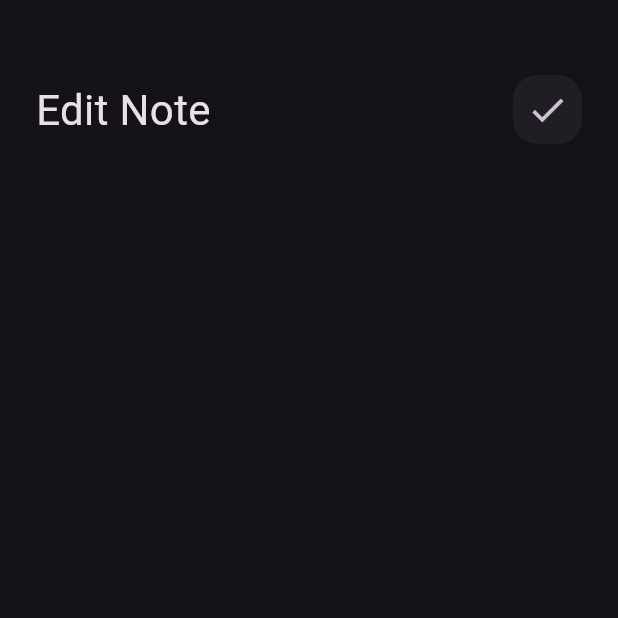
After one commit to Kirolos2004/Notes_app, a Flutter app: the screen it shows after launch, after a tap on "Flutter Tips", on a phone screen of 412 x 824 dp, the top half of it. The commit adds this screen. Run offline on Flutter 3.47's test engine with Material 3 defaults, Android fonts, the phone set to English and light mode, and no system bars.

Commit message:
add custom app bar to edit note view

```diff
--- /dev/null
+++ b/lib/views/edit_note_view.dart
@@ -0,0 +1,13 @@
+import 'package:flutter/material.dart';
+import 'package:flutter_application_1/widgets/edit_view_body.dart';
+
+class EditNoteView extends StatelessWidget {
+  const EditNoteView({super.key});
+
+  @override
+  Widget build(BuildContext context) {
+    return Scaffold(
+      body: EditNoteViewBody(),
+    );
+  }
+}
--- a/lib/widgets/Custom_icon.dart
+++ b/lib/widgets/Custom_icon.dart
@@ -1,7 +1,8 @@
 import 'package:flutter/material.dart';
-class CustomsearchIcon extends StatelessWidget {
-  const CustomsearchIcon({super.key});
+class CustomIcon extends StatelessWidget {
+  const CustomIcon({super.key, required this.icon});
 
+final IconData icon;
   @override
   Widget build(BuildContext context) {
     return Container(
@@ -12,9 +13,10 @@ class CustomsearchIcon extends StatelessWidget {
         color: Colors.white.withOpacity(.05),
         borderRadius: BorderRadius.circular(16),
       ),
-      child: Center(
-        child: Icon(
-          Icons.search,
+      child: IconButton(
+        onPressed: () {},
+        icon: Icon(
+          icon,
           size: 28,
           ),
       ),
--- a/lib/widgets/custom_appBar.dart
+++ b/lib/widgets/custom_appBar.dart
@@ -1,18 +1,22 @@
 import 'package:flutter/material.dart';
 import 'package:flutter_application_1/widgets/Custom_icon.dart';
 class CustomAppBar extends StatelessWidget {
-  const CustomAppBar({super.key});
+  const CustomAppBar({super.key, required this.title, required this.icon});
 
+final String title;
+final IconData icon;
   @override
   Widget build(BuildContext context) {
     return Row(
-      children: const [
-        Text('Notes' , style: TextStyle(
+      children:  [
+        Text( title , style: const TextStyle(
           fontSize: 28,
         ),
         ),
         Spacer(),
-       CustomsearchIcon(),
+       CustomIcon(
+        icon: icon,
+       ),
       ],
     );
   }
--- a/lib/widgets/custom_notes_item.dart
+++ b/lib/widgets/custom_notes_item.dart
@@ -1,10 +1,18 @@
 import 'package:flutter/material.dart';
+import 'package:flutter_application_1/views/edit_note_view.dart';
 class NotesItem extends StatelessWidget {
   const NotesItem({super.key});
 
   @override
   Widget build(BuildContext context) {
-    return Container(
+    return GestureDetector(
+      onTap: () {
+        Navigator.push(context, MaterialPageRoute(builder: (context){
+          return const EditNoteView();
+        }),
+        );
+      },
+      child: Container(
         padding: const EdgeInsets.only(top: 24, bottom: 24 , left: 16),
         decoration: BoxDecoration(
           color: const Color(0xffFFCC80),
@@ -51,6 +59,7 @@ class NotesItem extends StatelessWidget {
              ),
           ],
         ),
+      ),
     );
   }
 }
--- /dev/null
+++ b/lib/widgets/edit_view_body.dart
@@ -0,0 +1,24 @@
+import 'package:flutter/material.dart';
+import 'package:flutter_application_1/widgets/custom_appBar.dart';
+
+class EditNoteViewBody extends StatelessWidget {
+  const EditNoteViewBody({super.key});
+
+  @override
+  Widget build(BuildContext context) {
+    return Padding(
+      padding: const EdgeInsets.symmetric(horizontal: 24),
+      child: Column(
+        children: [
+          SizedBox(
+            height: 50,
+          ),
+          CustomAppBar(
+            title: 'Edit Note',
+            icon: Icons.check,
+          ),
+        ],
+      ),
+    );
+  }
+}
--- a/lib/widgets/notes_view_body.dart
+++ b/lib/widgets/notes_view_body.dart
@@ -16,7 +16,10 @@ class NotesviewBody extends StatelessWidget {
         SizedBox(
            height: 50,
         ),
-             CustomAppBar(),
+             CustomAppBar(
+              title: 'Notes',
+              icon: Icons.search,
+             ),
             // NotesItem(),
             Expanded(child: NotesListView()),
       ],
```
Lines whose indentation alone changed are shown as unchanged.
